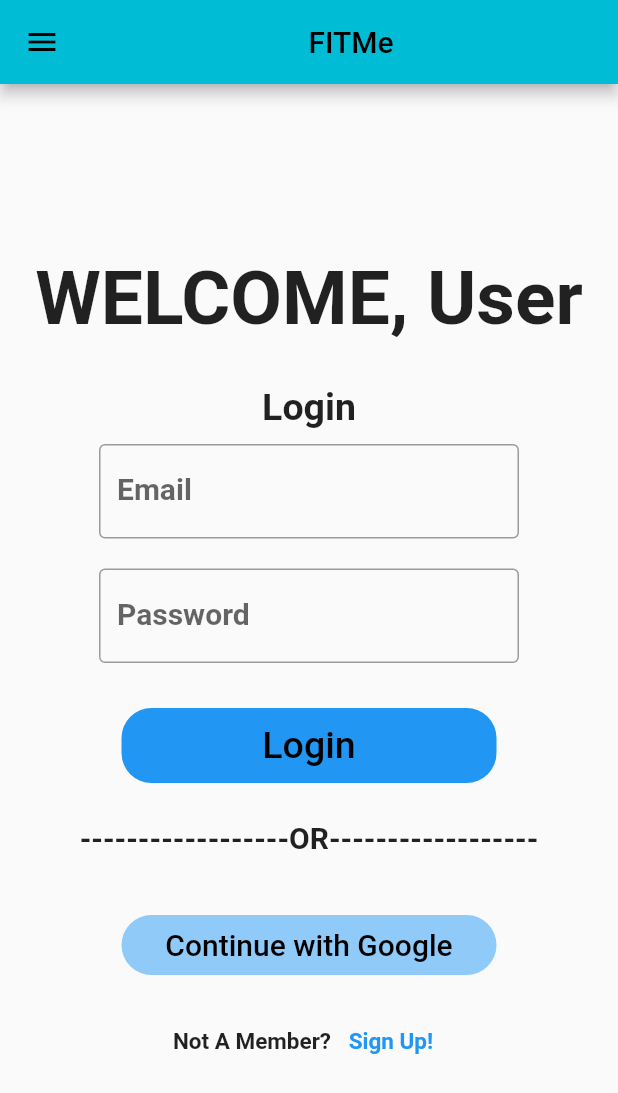
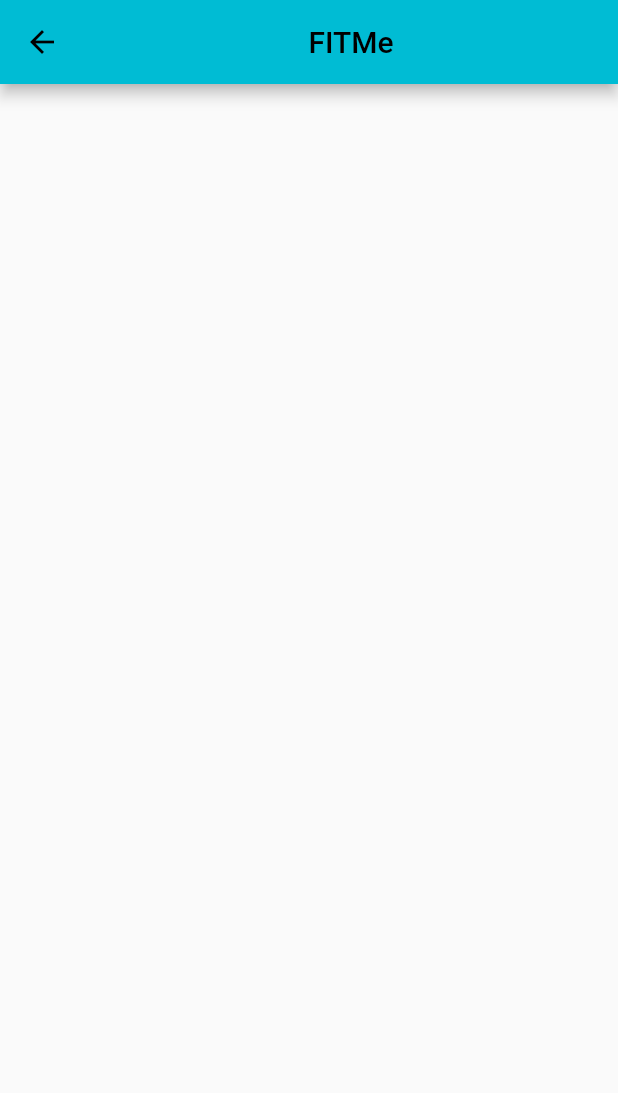
Before and after one commit to dhruvjoshigit-25/FitMe, a Flutter app: the screen it shows after launch, after a tap on "Login", on a phone screen of 412 x 824 dp. Shown: the top 1093 px of the screen. Run offline on Flutter 3.47's test engine with Material 2 defaults, Android fonts, the phone set to English and light mode, and no system bars; network calls fail.

Commit message:
Two files added

```diff
--- /dev/null
+++ b/fitme/lib/home.dart
@@ -0,0 +1,15 @@
+import 'package:flutter/cupertino.dart';
+import 'package:flutter/material.dart';
+class MainHomePage extends StatelessWidget{
+  @override
+  Widget build(BuildContext context) {
+    // TODO: implement build
+    return Scaffold(
+      appBar: AppBar(
+        title: Center(child: Text("FITMe", textAlign: TextAlign.center,)),
+      ),
+    );
+    throw UnimplementedError();
+  }
+
+}
--- a/fitme/lib/main.dart
+++ b/fitme/lib/main.dart
@@ -1,5 +1,7 @@
+import 'package:fitme/signup.dart';
 import 'package:flutter/cupertino.dart';
 import 'package:flutter/material.dart';
+import 'package:fitme/home.dart';
 
 void main(){
   runApp(
@@ -101,7 +103,7 @@ class NewHomePage extends StatelessWidget {
                 child: TextButton(
                   onPressed: () {
                     Navigator.push(
-                        context, MaterialPageRoute(builder: (_) => NewHomePage()));
+                        context, MaterialPageRoute(builder: (_) => MainHomePage()));
                   },
                   child: Text(
                     'Login',
@@ -159,7 +161,7 @@ class NewHomePage extends StatelessWidget {
                         child: TextButton(
                           onPressed: () {
                             Navigator.push(
-                                context, MaterialPageRoute(builder: (_) => NewHomePage()));
+                                context, MaterialPageRoute(builder: (_) => SignUp()));
                           },
 
                           child : Text(" Sign Up!",
```
Also changed, not shown: fitme/lib/signup.dart (added, +15 -0 lines).
